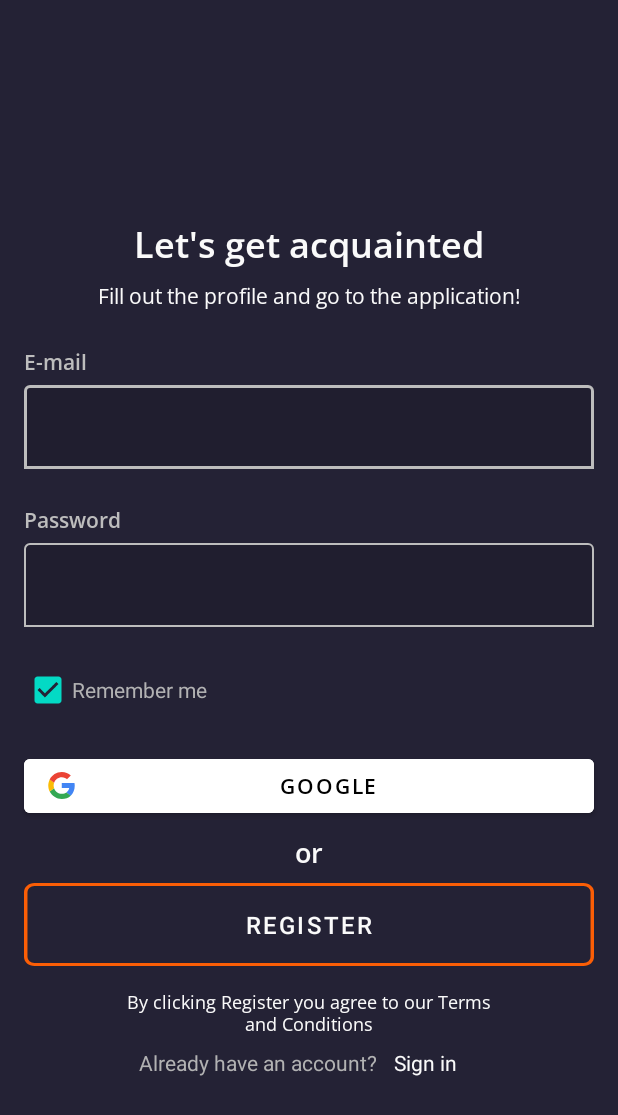
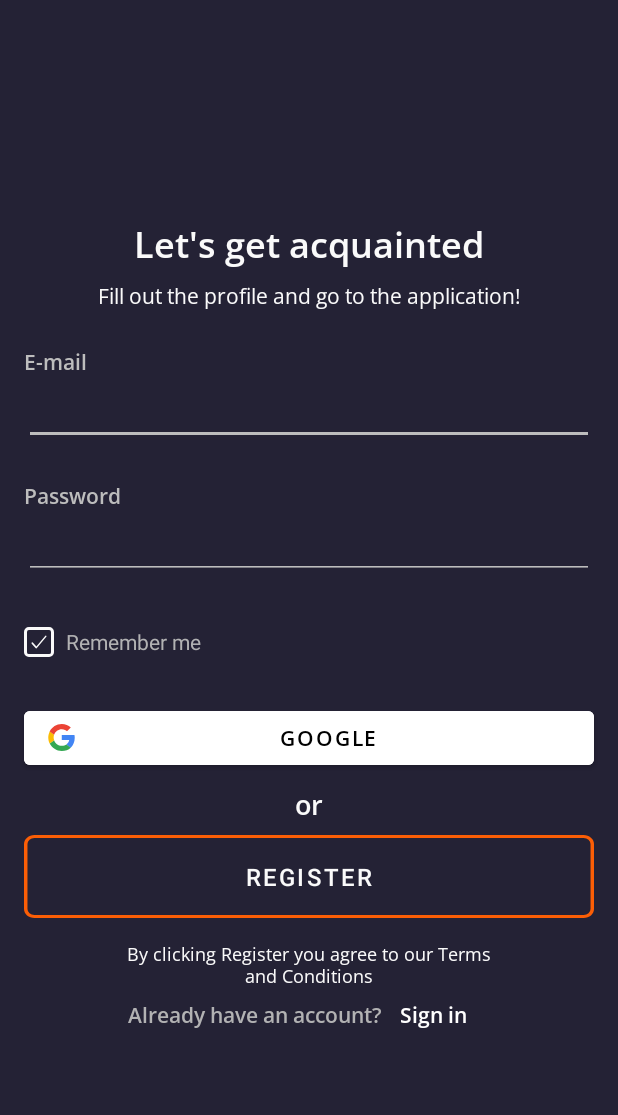
Before and after one commit to 1937Carrie/AndroidAssignment1, an Android app: the screen it shows after launch (SignUpActivity), on a phone screen of 412 x 824 dp. Shown: the top 1115 px of the screen. Run offline under Robolectric (Android 15) with nearby library versions, the phone set to English and light mode, and no system bars.

Commit message:
Commit dated 06:00 16.12.2022

```diff
--- /dev/null
+++ b/app/src/main/res/drawable/checkbox.xml
@@ -0,0 +1,4 @@
+<selector xmlns:android="http://schemas.android.com/apk/res/android">
+    <item android:drawable="@drawable/checkbox_unchecked" android:state_checked="false" />
+    <item android:drawable="@drawable/checkbox_checked" android:state_checked="true" />
+</selector>
--- /dev/null
+++ b/app/src/main/res/drawable/checkbox_checked.xml
@@ -0,0 +1,18 @@
+<vector xmlns:android="http://schemas.android.com/apk/res/android"
+    android:width="20dp"
+    android:height="20dp"
+    android:viewportWidth="20"
+    android:viewportHeight="20">
+  <path
+      android:pathData="M16.75,1H3.25C2.007,1 1,2.007 1,3.25V16.75C1,17.993 2.007,19 3.25,19H16.75C17.993,19 19,17.993 19,16.75V3.25C19,2.007 17.993,1 16.75,1Z"
+      android:strokeLineJoin="round"
+      android:strokeWidth="2"
+      android:strokeColor="#FAFAFA"/>
+  <path
+      android:strokeWidth="1"
+      android:pathData="M14.5,6.25L8.2,13.75L5.5,10.75"
+      android:strokeLineJoin="round"
+      android:fillColor="#00000000"
+      android:strokeColor="#FAFAFA"
+      android:strokeLineCap="round"/>
+</vector>
--- /dev/null
+++ b/app/src/main/res/drawable/checkbox_unchecked.xml
@@ -0,0 +1,11 @@
+<vector xmlns:android="http://schemas.android.com/apk/res/android"
+    android:width="20dp"
+    android:height="20dp"
+    android:viewportWidth="20"
+    android:viewportHeight="20">
+    <path
+        android:pathData="M16.75,1H3.25C2.007,1 1,2.007 1,3.25V16.75C1,17.993 2.007,19 3.25,19H16.75C17.993,19 19,17.993 19,16.75V3.25C19,2.007 17.993,1 16.75,1Z"
+        android:strokeLineJoin="round"
+        android:strokeWidth="2"
+        android:strokeColor="#FAFAFA"/>
+</vector>
--- a/app/src/main/res/layout/activity_sign_up.xml
+++ b/app/src/main/res/layout/activity_sign_up.xml
@@ -1,13 +1,14 @@
 <?xml version="1.0" encoding="utf-8"?>
 <androidx.constraintlayout.widget.ConstraintLayout xmlns:android="http://schemas.android.com/apk/res/android"
     xmlns:app="http://schemas.android.com/apk/res-auto"
+    xmlns:tools="http://schemas.android.com/tools"
     android:layout_width="match_parent"
     android:layout_height="match_parent"
     android:background="@color/steel_gray">
 
 
     <TextView
-        android:id="@+id/text_let_s_get_a"
+        android:id="@+id/textViewLetsGetAcquainted"
         android:layout_width="wrap_content"
         android:layout_height="wrap_content"
         android:layout_marginTop="146dp"
@@ -24,7 +25,7 @@
         app:layout_constraintTop_toTopOf="parent" />
 
     <TextView
-        android:id="@+id/type_15"
+        android:id="@+id/textViewFillOutProfile"
         android:layout_width="wrap_content"
         android:layout_height="wrap_content"
         android:layout_marginTop="8dp"
@@ -38,10 +39,10 @@
 
         app:layout_constraintEnd_toEndOf="parent"
         app:layout_constraintStart_toStartOf="parent"
-        app:layout_constraintTop_toBottomOf="@+id/text_let_s_get_a" />
+        app:layout_constraintTop_toBottomOf="@+id/textViewLetsGetAcquainted" />
 
     <TextView
-        android:id="@+id/email"
+        android:id="@+id/textViewEmail"
         android:layout_width="wrap_content"
         android:layout_height="wrap_content"
         android:layout_marginStart="16dp"
@@ -54,31 +55,25 @@
         android:textSize="14sp"
 
         app:layout_constraintStart_toStartOf="parent"
-        app:layout_constraintTop_toBottomOf="@+id/type_15" />
+        app:layout_constraintTop_toBottomOf="@+id/textViewFillOutProfile" />
 
-    <com.google.android.material.textfield.TextInputLayout
+    <EditText
         android:id="@+id/editTextTextEmailAddress"
         android:layout_width="match_parent"
         android:layout_height="wrap_content"
         android:layout_marginHorizontal="16dp"
-        android:backgroundTint="@color/orange"
-        app:boxBackgroundMode="outline"
-        app:boxStrokeColor="@color/selector_stroke_color"
+
+        android:backgroundTint="@color/col_bdbdbd"
+        android:ems="10"
+        android:inputType="textEmailAddress"
+        android:textColor="@color/alabaster"
 
         app:layout_constraintEnd_toEndOf="parent"
         app:layout_constraintStart_toStartOf="parent"
-        app:layout_constraintTop_toBottomOf="@+id/email">
-
-        <com.google.android.material.textfield.TextInputEditText
-            android:layout_width="match_parent"
-            android:layout_height="wrap_content"
-            android:inputType="textEmailAddress"
-            android:singleLine="true"
-            app:hintEnabled="false" />
-    </com.google.android.material.textfield.TextInputLayout>
+        app:layout_constraintTop_toBottomOf="@+id/textViewEmail" />
 
     <TextView
-        android:id="@+id/password"
+        android:id="@+id/textViewPassword"
         android:layout_width="wrap_content"
         android:layout_height="wrap_content"
         android:layout_marginStart="16dp"
@@ -93,45 +88,44 @@
         app:layout_constraintStart_toStartOf="parent"
         app:layout_constraintTop_toBottomOf="@+id/editTextTextEmailAddress" />
 
-    <com.google.android.material.textfield.TextInputLayout
+    <EditText
         android:id="@+id/editTextTextPassword"
         android:layout_width="match_parent"
         android:layout_height="wrap_content"
         android:layout_marginHorizontal="16dp"
-        android:backgroundTint="@color/orange"
-        app:boxBackgroundMode="outline"
-        app:boxStrokeColor="@color/selector_stroke_color"
+
+        android:backgroundTint="@color/col_bdbdbd"
+        android:ems="10"
+        android:inputType="textPassword"
+        android:textColor="@color/alabaster"
 
         app:layout_constraintEnd_toEndOf="parent"
         app:layout_constraintStart_toStartOf="parent"
-        app:layout_constraintTop_toBottomOf="@id/password">
+        app:layout_constraintTop_toBottomOf="@id/textViewPassword" />
 
-        <com.google.android.material.textfield.TextInputEditText
-            android:layout_width="match_parent"
-            android:layout_height="wrap_content"
-            android:inputType="textPassword"
-            android:singleLine="true"
-            app:hintEnabled="false" />
-    </com.google.android.material.textfield.TextInputLayout>
 
     <CheckBox
-        android:id="@+id/checkBox"
+        android:id="@+id/checkBoxRememberMe"
         android:layout_width="wrap_content"
         android:layout_height="wrap_content"
         android:layout_marginTop="18dp"
 
         android:backgroundTint="@color/orange"
+        android:buttonTint="@color/alabaster"
+        android:button="@drawable/checkbox"
         android:checked="true"
         android:lineSpacingExtra="-1sp"
         android:text="@string/remember_me"
         android:textColor="@color/col_b2b2b3"
         android:textSize="14sp"
+        android:paddingStart="8dp"
 
         app:layout_constraintStart_toStartOf="@id/editTextTextPassword"
-        app:layout_constraintTop_toBottomOf="@id/editTextTextPassword" />
+        app:layout_constraintTop_toBottomOf="@id/editTextTextPassword"
+        tools:ignore="RtlSymmetry" />
 
     <Button
-        android:id="@+id/sign_in_button"
+        android:id="@+id/buttonSignInWithGoogle"
         android:layout_width="0dp"
         android:layout_height="wrap_content"
         android:layout_marginHorizontal="16dp"
@@ -145,10 +139,10 @@
 
         app:layout_constraintEnd_toEndOf="parent"
         app:layout_constraintStart_toStartOf="parent"
-        app:layout_constraintTop_toBottomOf="@id/checkBox" />
+        app:layout_constraintTop_toBottomOf="@id/checkBoxRememberMe" />
 
     <TextView
-        android:id="@+id/text_or"
+        android:id="@+id/textViewOr"
         android:layout_width="wrap_content"
         android:layout_height="wrap_content"
         android:layout_marginTop="8dp"
@@ -162,10 +156,10 @@
 
         app:layout_constraintEnd_toEndOf="parent"
         app:layout_constraintStart_toStartOf="parent"
-        app:layout_constraintTop_toBottomOf="@id/sign_in_button" />
+        app:layout_constraintTop_toBottomOf="@id/buttonSignInWithGoogle" />
 
     <Button
-        android:id="@+id/button_register"
+        android:id="@+id/buttonRegister"
         android:layout_width="match_parent"
         android:layout_height="wrap_content"
         android:layout_marginStart="16dp"
@@ -181,10 +175,10 @@
 
         app:layout_constraintEnd_toEndOf="parent"
         app:layout_constraintStart_toStartOf="parent"
-        app:layout_constraintTop_toBottomOf="@id/text_or" />
+        app:layout_constraintTop_toBottomOf="@id/textViewOr" />
 
     <TextView
-        android:id="@+id/termAndCondition"
+        android:id="@+id/textViewTermAndCondition"
         android:layout_width="match_parent"
         android:layout_height="wrap_content"
         android:layout_marginStart="16dp"
@@ -200,37 +194,39 @@
 
         app:layout_constraintEnd_toEndOf="parent"
         app:layout_constraintStart_toStartOf="parent"
-        app:layout_constraintTop_toBottomOf="@id/button_register" />
+        app:layout_constraintTop_toBottomOf="@id/buttonRegister" />
 
     <TextView
-        android:id="@+id/text_already_have_account"
+        android:id="@+id/textViewAlreadyHaveAccount"
         android:layout_width="wrap_content"
         android:layout_height="wrap_content"
         android:layout_marginTop="8dp"
 
+        android:fontFamily="@font/opensans_semi_bold"
         android:gravity="center"
         android:text="@string/already_hav"
         android:textAlignment="center"
         android:textColor="@color/col_b2b2b3"
         android:textSize="14sp"
 
-        app:layout_constraintEnd_toStartOf="@id/text_sign_in"
+        app:layout_constraintEnd_toStartOf="@id/textViewSignIn"
         app:layout_constraintHorizontal_chainStyle="packed"
         app:layout_constraintStart_toStartOf="parent"
-        app:layout_constraintTop_toBottomOf="@id/termAndCondition" />
+        app:layout_constraintTop_toBottomOf="@id/textViewTermAndCondition" />
 
     <TextView
-        android:id="@+id/text_sign_in"
+        android:id="@+id/textViewSignIn"
         android:layout_width="wrap_content"
         android:layout_height="wrap_content"
         android:layout_marginStart="12dp"
+        android:fontFamily="@font/opensans_semi_bold"
+
         android:text="Sign in"
+        android:textAlignment="center"
+        android:textColor="@color/white"
 
-        android:textAlignment="center"
-        android:textColor="@color/alabaster"
-
-        app:layout_constraintEnd_toEndOf="@+id/termAndCondition"
-        app:layout_constraintStart_toEndOf="@id/text_already_have_account"
-        app:layout_constraintTop_toTopOf="@id/text_already_have_account" />
+        app:layout_constraintEnd_toEndOf="@+id/textViewTermAndCondition"
+        app:layout_constraintStart_toEndOf="@id/textViewAlreadyHaveAccount"
+        app:layout_constraintTop_toTopOf="@id/textViewAlreadyHaveAccount" />
 
 </androidx.constraintlayout.widget.ConstraintLayout>
```
